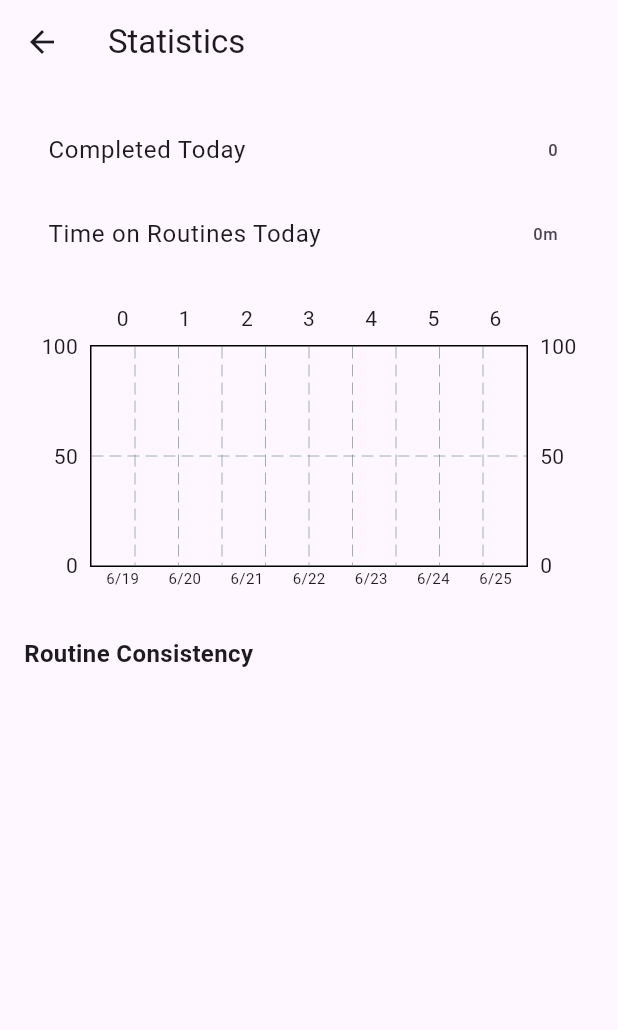
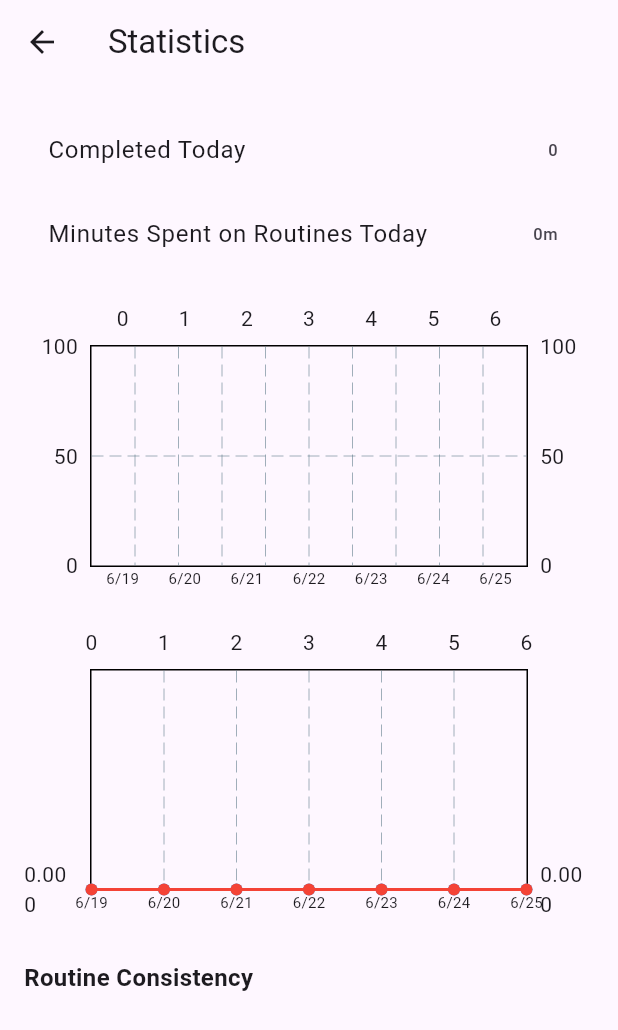
Before and after one commit to Cesi21/Life_Planner, a Flutter app: the StatisticsPage screen opened directly, on a phone screen of 412 x 824 dp. Shown: the top 1030 px of the screen. Run offline on Flutter 3.47's test engine with Material 3 defaults, Android fonts, the phone set to English and light mode, and no system bars; drawn by our look-alikes of fl_chart; our stand-ins replace flutter_local_notifications, hive, hive_flutter, table_calendar, timezone; accounts and stored records are empty.

Commit message:
Implement routine timer improvements and stats

```diff
--- a/lib/services/stats_service.dart
+++ b/lib/services/stats_service.dart
@@ -13,6 +13,8 @@ class StatsService extends ChangeNotifier {
   late final ValueListenable _completionListenable;
 
   Map<DateTime, double> weekly = {};
+  Map<DateTime, int> tasksCompleted = {};
+  Map<DateTime, int> minutesSpent = {};
   Map<Routine, String> routineStats = {};
   int completedToday = 0;
   Duration timeSpentToday = Duration.zero;
@@ -50,6 +52,8 @@ class StatsService extends ChangeNotifier {
     final Map<Routine, int> doneCounts = {for (var r in routines) r: 0};
     final Map<Routine, int> totalCounts = {for (var r in routines) r: 0};
     final Map<DateTime, double> completion = {};
+    final Map<DateTime, int> taskCounts = {};
+    final Map<DateTime, int> minuteCounts = {};
 
     completedToday = 0;
     timeSpentToday = Duration.zero;
@@ -63,6 +67,8 @@ class StatsService extends ChangeNotifier {
 
       int total = tasks.length + dayRoutines.length;
       int done = tasks.where((t) => t.isCompleted).length;
+      int minutes = 0;
+      final completedTasks = tasks.where((t) => t.isCompleted).length;
 
       for (final r in dayRoutines) {
         final d = _routineDone(r, day);
@@ -75,6 +81,9 @@ class StatsService extends ChangeNotifier {
               timeSpentToday += r.duration!;
             }
           }
+          if (r.duration != null) {
+            minutes += r.duration!.inMinutes;
+          }
         }
         if (r.weekdays.contains(day.weekday)) {
           totalCounts[r] = totalCounts[r]! + 1;
@@ -82,13 +91,18 @@ class StatsService extends ChangeNotifier {
       }
 
       if (_sameDay(day, now)) {
-        completedToday += tasks.where((t) => t.isCompleted).length;
+        completedToday += completedTasks;
       }
+
+      taskCounts[day] = completedTasks;
+      minuteCounts[day] = minutes;
 
       completion[day] = total == 0 ? 0 : done / total * 100;
     }
 
     weekly = completion;
+    tasksCompleted = taskCounts;
+    minutesSpent = minuteCounts;
     routineStats = {
       for (var r in routines) r: '${doneCounts[r]}/${totalCounts[r]}'
     };
--- a/lib/views/statistics_page.dart
+++ b/lib/views/statistics_page.dart
@@ -11,13 +11,6 @@ class StatisticsPage extends StatefulWidget {
 
 class _StatisticsPageState extends State<StatisticsPage> {
   late final StatsService _stats;
-
-  String _formatDuration(Duration d) {
-    final h = d.inHours;
-    final m = d.inMinutes.remainder(60);
-    if (h == 0) return '${m}m';
-    return '${h}h ${m}m';
-  }
 
   @override
   void initState() {
@@ -47,8 +40,9 @@ class _StatisticsPageState extends State<StatisticsPage> {
                 trailing: Text('${_stats.completedToday}'),
               ),
               ListTile(
-                title: const Text('Time on Routines Today'),
-                trailing: Text(_formatDuration(_stats.timeSpentToday)),
+                title: const Text('Minutes Spent on Routines Today'),
+                trailing:
+                    Text('${_stats.timeSpentToday.inMinutes}m'),
               ),
               const SizedBox(height: 16),
               SizedBox(
@@ -75,6 +69,47 @@ class _StatisticsPageState extends State<StatisticsPage> {
                   ),
                 ),
               ),
+              const SizedBox(height: 16),
+              SizedBox(
+                height: 200,
+                child: LineChart(
+                  LineChartData(
+                    titlesData: FlTitlesData(
+                      bottomTitles: AxisTitles(
+                        sideTitles: SideTitles(
+                          showTitles: true,
+                          getTitlesWidget: (value, meta) {
+                            final date =
+                                _stats.minutesSpent.keys.elementAt(value.toInt());
+                            return Text('${date.month}/${date.day}',
+                                style: const TextStyle(fontSize: 10));
+                          },
+                        ),
+                      ),
+                    ),
+                    lineBarsData: [
+                      LineChartBarData(
+                        color: Colors.blue,
+                        spots: List.generate(
+                          _stats.tasksCompleted.length,
+                          (i) => FlSpot(
+                              i.toDouble(),
+                              _stats.tasksCompleted.values.elementAt(i).toDouble()),
+                        ),
+                      ),
+                      LineChartBarData(
+                        color: Colors.red,
+                        spots: List.generate(
+                          _stats.minutesSpent.length,
+                          (i) => FlSpot(
+                              i.toDouble(),
+                              _stats.minutesSpent.values.elementAt(i).toDouble()),
+                        ),
+                      ),
+                    ],
+                  ),
+                ),
+              ),
               const SizedBox(height: 24),
               const Text('Routine Consistency', style: TextStyle(fontSize: 16, fontWeight: FontWeight.bold)),
               ..._stats.routineStats.entries.map(
```
Also changed, not shown: lib/services/notification_service.dart (+28 -0 lines), lib/views/calendar_page.dart (+20 -10 lines), lib/widgets/routine_tile.dart (+100 -14 lines).
